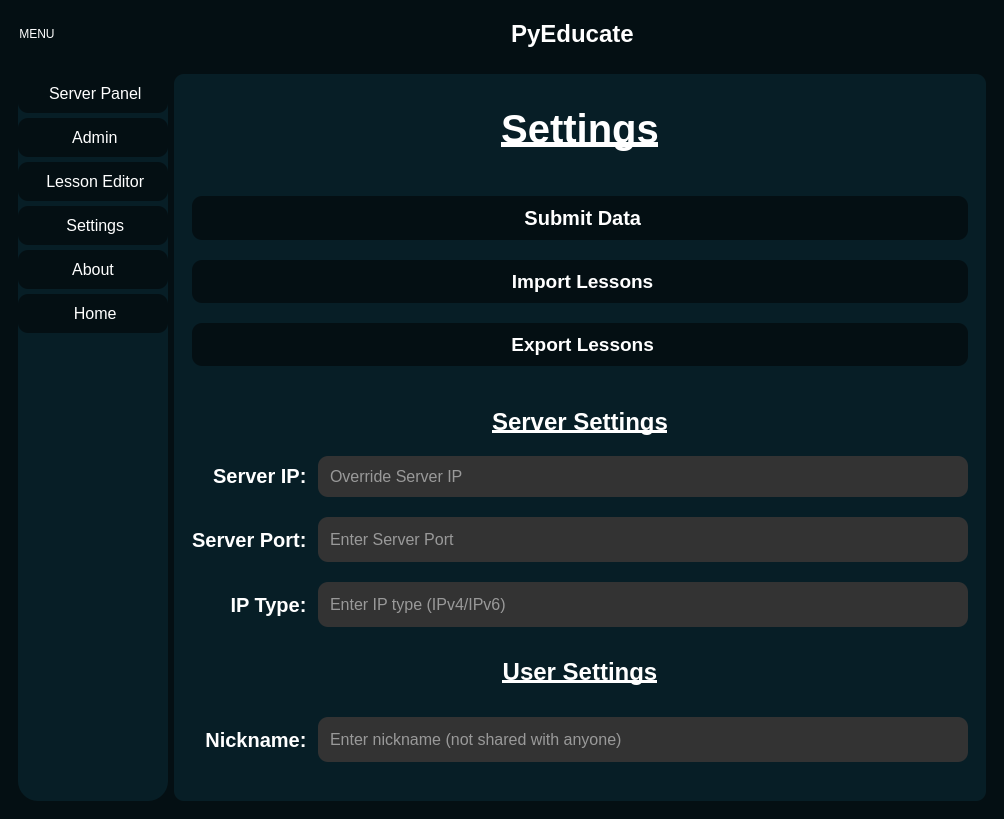
First picture: the form in gui/server/interface.ui, repository shegue77/PyEducate, before the edit.
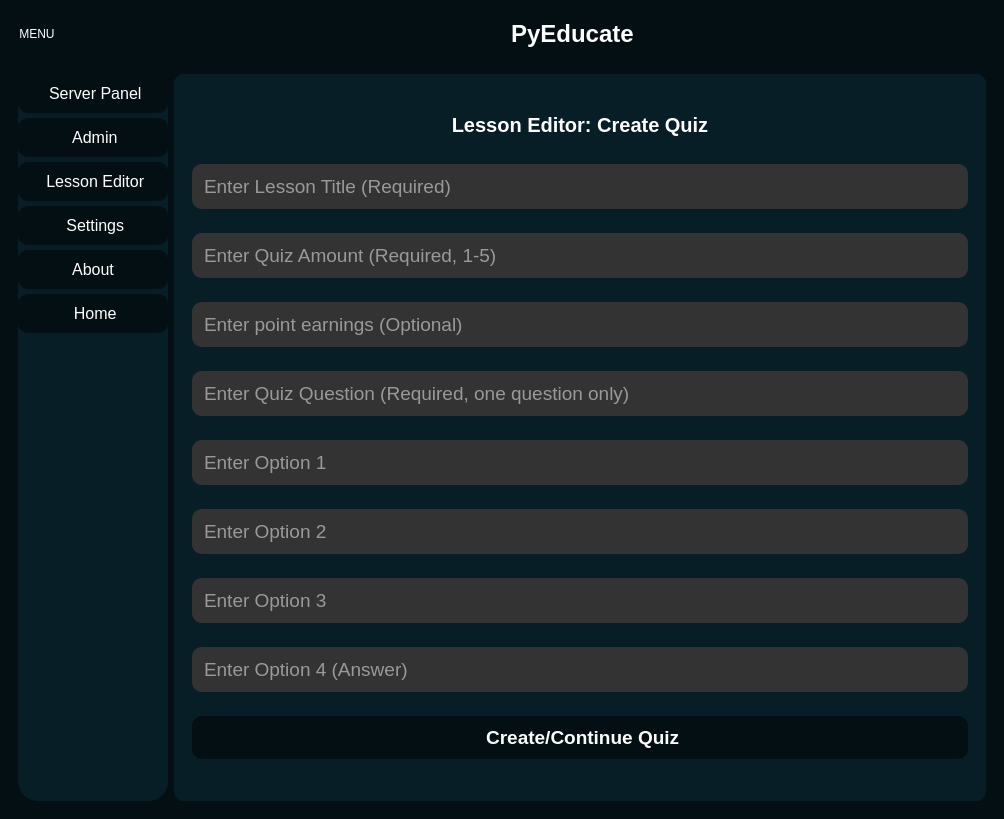
Second picture: the form after the edit. Icons and pictures are not drawn.

Commit message: New lesson type (quiz) implemented

Diff of the .ui file:
```diff
--- a/gui/server/interface.ui
+++ b/gui/server/interface.ui
@@ -399,7 +399,7 @@
           <item>
            <widget class="QStackedWidget" name="stackedWidget">
             <property name="currentIndex">
-             <number>8</number>
+             <number>5</number>
             </property>
             <widget class="QWidget" name="home_page">
              <layout class="QVBoxLayout" name="verticalLayout_5">
@@ -1417,6 +1417,169 @@
               </item>
              </layout>
             </widget>
+            <widget class="QWidget" name="create_l_quiz">
+             <layout class="QVBoxLayout" name="verticalLayout_7">
+              <item>
+               <widget class="QLabel" name="title_label_3">
+                <property name="sizePolicy">
+                 <sizepolicy hsizetype="Preferred" vsizetype="Preferred">
+                  <horstretch>0</horstretch>
+                  <verstretch>0</verstretch>
+                 </sizepolicy>
+                </property>
+                <property name="maximumSize">
+                 <size>
+                  <width>16777215</width>
+                  <height>30</height>
+                 </size>
+                </property>
+                <property name="font">
+                 <font>
+                  <pointsize>15</pointsize>
+                  <bold>true</bold>
+                 </font>
+                </property>
+                <property name="text">
+                 <string>Lesson Editor: Create Quiz</string>
+                </property>
+                <property name="alignment">
+                 <set>Qt::AlignmentFlag::AlignCenter</set>
+                </property>
+               </widget>
+              </item>
+              <item>
+               <widget class="QLineEdit" name="quiz_title_text">
+                <property name="font">
+                 <font>
+                  <pointsize>14</pointsize>
+                 </font>
+                </property>
+                <property name="text">
+                 <string/>
+                </property>
+                <property name="alignment">
+                 <set>Qt::AlignmentFlag::AlignLeading|Qt::AlignmentFlag::AlignLeft|Qt::AlignmentFlag::AlignVCenter</set>
+                </property>
+                <property name="placeholderText">
+                 <string>Enter Lesson Title (Required)</string>
+                </property>
+               </widget>
+              </item>
+              <item>
+               <widget class="QLineEdit" name="quiz_q_amount">
+                <property name="font">
+                 <font>
+                  <pointsize>14</pointsize>
+                 </font>
+                </property>
+                <property name="placeholderText">
+                 <string>Enter Quiz Amount (Required, 1-5)</string>
+                </property>
+               </widget>
+              </item>
+              <item>
+               <widget class="QLineEdit" name="quiz_points_text">
+                <property name="font">
+                 <font>
+                  <pointsize>14</pointsize>
+                 </font>
+                </property>
+                <property name="text">
+                 <string/>
+                </property>
+                <property name="placeholderText">
+                 <string>Enter point earnings (Optional)</string>
+                </property>
+               </widget>
+              </item>
+              <item>
+               <widget class="QLineEdit" name="quiz_q_text_3">
+                <property name="font">
+                 <font>
+                  <pointsize>14</pointsize>
+                 </font>
+                </property>
+                <property name="text">
+                 <string/>
+                </property>
+                <property name="placeholderText">
+                 <string>Enter Quiz Question (Required, one question only)</string>
+                </property>
+               </widget>
+              </item>
+              <item>
+               <widget class="QLineEdit" name="quiz_op_1">
+                <property name="font">
+                 <font>
+                  <pointsize>14</pointsize>
+                 </font>
+                </property>
+                <property name="placeholderText">
+                 <string>Enter Option 1</string>
+                </property>
+               </widget>
+              </item>
+              <item>
+               <widget class="QLineEdit" name="quiz_op_2">
+                <property name="font">
+                 <font>
+                  <pointsize>14</pointsize>
+                 </font>
+                </property>
+                <property name="placeholderText">
+                 <string>Enter Option 2</string>
+                </property>
+               </widget>
+              </item>
+              <item>
+               <widget class="QLineEdit" name="quiz_op_3">
+                <property name="font">
+                 <font>
+                  <pointsize>14</pointsize>
+                 </font>
+                </property>
+                <property name="placeholderText">
+                 <string>Enter Option 3</string>
+                </property>
+               </widget>
+              </item>
+              <item>
+               <widget class="QLineEdit" name="quiz_op_4">
+                <property name="font">
+                 <font>
+                  <pointsize>14</pointsize>
+                 </font>
+                </property>
+                <property name="placeholderText">
+                 <string>Enter Option 4 (Answer)</string>
+                </property>
+               </widget>
+              </item>
+              <item>
+               <widget class="QPushButton" name="create_quiz_b">
+                <property name="font">
+                 <font>
+                  <pointsize>14</pointsize>
+                  <bold>true</bold>
+                 </font>
+                </property>
+                <property name="text">
+                 <string> Create/Continue Quiz</string>
+                </property>
+                <property name="icon">
+                 <iconset resource="icons.qrc">
+                  <normaloff>:/icons/icons/file-plus.svg</normaloff>:/icons/icons/file-plus.svg</iconset>
+                </property>
+                <property name="iconSize">
+                 <size>
+                  <width>24</width>
+                  <height>24</height>
+                 </size>
+                </property>
+               </widget>
+              </item>
+             </layout>
+            </widget>
             <widget class="QWidget" name="edit_lesson_page">
              <layout class="QVBoxLayout" name="verticalLayout_12">
               <item>
```
The commit also changes 8 other files.
